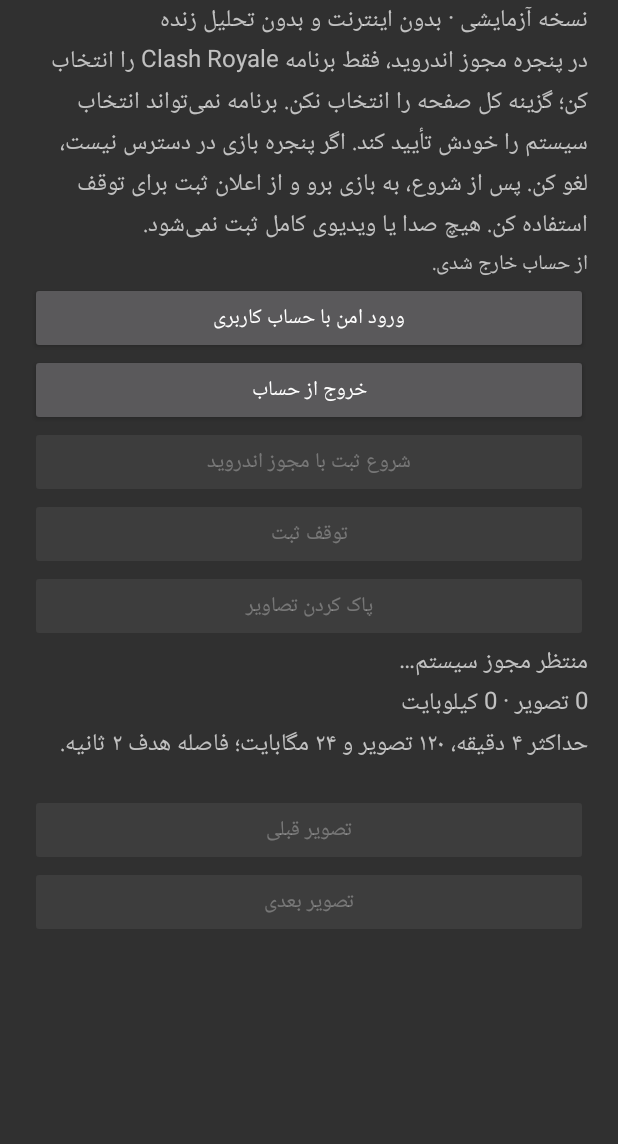
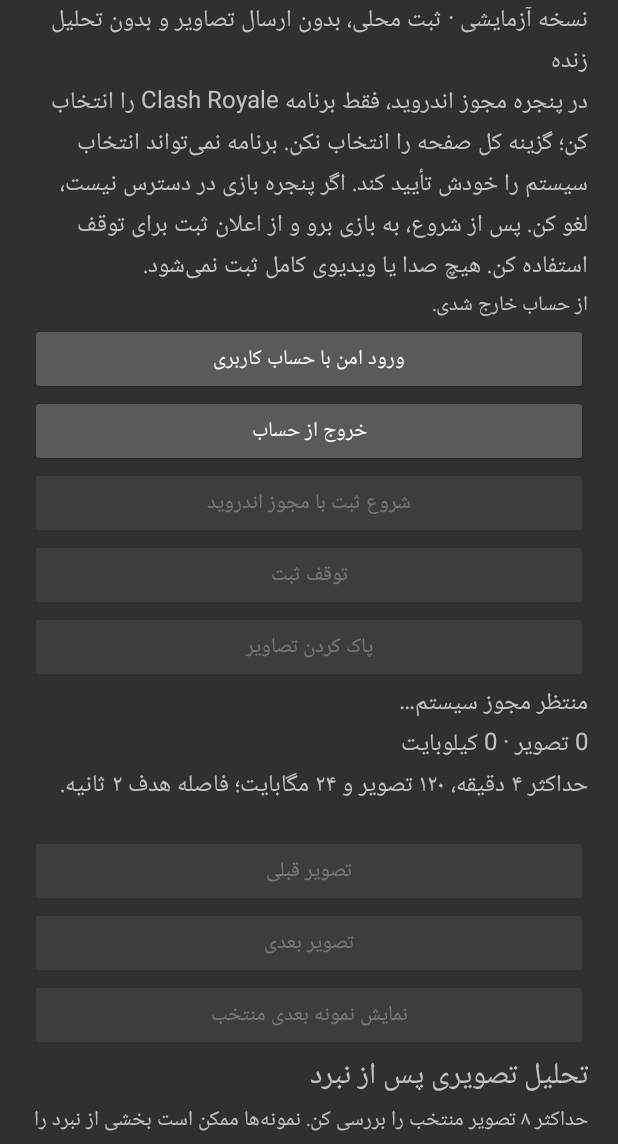
Before and after one commit to alireza-anari/clash-Royal-Companion-, an Android app: the screen it shows after launch (MainActivity), after a tap on "شروع ثبت با مجوز اندروید", on a phone screen of 412 x 824 dp, the part 92-1236 px from its top. Run offline under Robolectric (Android 15) with nearby library versions, the phone set to English and light mode, and no system bars; libraries missing offline, so code that uses them is left out: net.openid.appauth; pictures from the network do not load; 2 other taps on this screen came first.

Commit message:
Stage 17b: add Persian selected-frame review and manual read-only capability UI

```diff
--- a/android-companion/app/src/main/java/com/crc/companion/MainActivity.java
+++ b/android-companion/app/src/main/java/com/crc/companion/MainActivity.java
@@ -11,8 +11,12 @@ import android.os.*;
 import android.view.*;
 import android.widget.*;
 import java.util.List;
+import java.util.Objects;
+import java.util.concurrent.ExecutorService;
+import java.util.concurrent.Executors;
+import org.json.JSONObject;
 
-/** No login, network, overlay, automatic launch of game, or analysis while playing. */
+/** Local post-battle preview and explicit read-only service check. No image upload or live coaching. */
 public final class MainActivity extends Activity {
     private static final int NOTIFY=71, CONSENT=72;
     private final Handler handler=new Handler(Looper.getMainLooper());
@@ -25,7 +29,13 @@ public final class MainActivity extends Activity {
     private boolean permissionPending;
     private AndroidAccountSession accountSession;
     private OidcAuthClient oidcClient;
-    private TextView accountStatus;
+    private TextView accountStatus,visionStatus;
+    private Button checkVision,nextSelected;
+    private ProgressBar visionLoading;
+    private final ExecutorService visionIo=Executors.newSingleThreadExecutor();
+    private long visionGeneration;
+    private boolean visionBusy,visible;
+    private String checkedSubject;
     private final Runnable poll=new Runnable(){@Override public void run(){render();handler.postDelayed(this,500);}};
     @Override public void onCreate(Bundle saved){
         super.onCreate(saved);
@@ -42,15 +52,15 @@ public final class MainActivity extends Activity {
         });
         scroll.requestApplyInsets();
         TextView title=new TextView(this);title.setText("CRC Companion · ثبت نبرد");title.setTextSize(24);layout.addView(title);
-        TextView intro=new TextView(this);intro.setText("نسخه آزمایشی · بدون اینترنت و بدون تحلیل زنده\nدر پنجره مجوز اندروید، فقط برنامه Clash Royale را انتخاب کن؛ گزینه کل صفحه را انتخاب نکن. برنامه نمی‌تواند انتخاب سیستم را خودش تأیید کند. اگر پنجره بازی در دسترس نیست، لغو کن. پس از شروع، به بازی برو و از اعلان ثبت برای توقف استفاده کن. هیچ صدا یا ویدیوی کامل ثبت نمی‌شود.");
+        TextView intro=new TextView(this);intro.setText("نسخه آزمایشی · ثبت محلی، بدون ارسال تصاویر و بدون تحلیل زنده\nدر پنجره مجوز اندروید، فقط برنامه Clash Royale را انتخاب کن؛ گزینه کل صفحه را انتخاب نکن. برنامه نمی‌تواند انتخاب سیستم را خودش تأیید کند. اگر پنجره بازی در دسترس نیست، لغو کن. پس از شروع، به بازی برو و از اعلان ثبت برای توقف استفاده کن. هیچ صدا یا ویدیوی کامل ثبت نمی‌شود.");
         intro.setTextSize(16);layout.addView(intro);
         accountSession=new AndroidAccountSession(this);
         accountStatus=new TextView(this);accountStatus.setTextSize(14);
         accountStatus.setText(accountSession.isAuthenticated()?"حساب مستقل متصل است.":"برای اتصال حساب، ورود امن لازم است.");
         layout.addView(accountStatus);
         oidcClient=new OidcAuthClient(this,BuildConfig.CRC_BETA_BASE_URL,accountSession,accountStatus::setText,saved);
-        button(layout,"ورود امن با حساب کاربری",v->oidcClient.start());
-        button(layout,"خروج از حساب",v->oidcClient.signOut());
+        button(layout,"ورود امن با حساب کاربری",v->{resetVision();oidcClient.start();});
+        button(layout,"خروج از حساب",v->{resetVision();oidcClient.signOut();render();});
         start=button(layout,"شروع ثبت با مجوز اندروید",v->requestCapture());
         stop=button(layout,"توقف ثبت",v->stopCapture());
         clear=button(layout,"پاک کردن تصاویر",v->{if(buffer.discard()){index=0;forgetPreview();render();}});
@@ -59,14 +69,69 @@ public final class MainActivity extends Activity {
         previous=button(layout,"تصویر قبلی",v->{index=Math.max(0,index-1);render();});
         next=button(layout,"تصویر بعدی",v->{index=Math.min(buffer.summary().count()-1,index+1);render();});
         preview=new ImageView(this);preview.setAdjustViewBounds(true);preview.setContentDescription("نمونه تصویر ثبت‌شده، تحلیل نشده");layout.addView(preview,new LinearLayout.LayoutParams(-1,-2));
+        nextSelected=button(layout,"نمایش نمونه بعدی منتخب",v->showNextSelected());
+        TextView visionTitle=new TextView(this);visionTitle.setText("تحلیل تصویری پس از نبرد");
+        visionTitle.setTextSize(20);layout.addView(visionTitle);
+        TextView visionNote=new TextView(this);
+        visionNote.setText("حداکثر ۸ تصویر منتخب را بررسی کن. نمونه‌ها ممکن است بخشی از نبرد را پوشش ندهند. بررسی وضعیت سرویس فقط به حساب متصل نیاز دارد و هیچ تصویری ارسال نمی‌کند.");
+        layout.addView(visionNote);
+        visionStatus=new TextView(this);visionStatus.setAccessibilityLiveRegion(View.ACCESSIBILITY_LIVE_REGION_POLITE);
+        visionStatus.setText("وضعیت سرویس هنوز بررسی نشده است.");layout.addView(visionStatus);
+        visionLoading=new ProgressBar(this);visionLoading.setVisibility(View.GONE);
+        layout.addView(visionLoading,new LinearLayout.LayoutParams(-2,-2));
+        checkVision=button(layout,"بررسی وضعیت سرویس",v->checkVision());
+        TextView creditNote=new TextView(this);
+        creditNote.setText("اعتبار تحلیل: نامشخص\nارسال و گزارش تحلیل هنوز فعال نیستند.");
+        layout.addView(creditNote);
         setContentView(scroll);render();
     }
     private Button button(LinearLayout parent,String text,View.OnClickListener action){
         Button b=new Button(this);b.setText(text);b.setOnClickListener(action);parent.addView(b);return b;
     }
+    private void showNextSelected(){
+        List<Integer> selected=buffer.labIndices();
+        if(selected.isEmpty())return;
+        int target=selected.get(0);
+        for(int i:selected)if(i>index){target=i;break;}
+        index=target;render();
+    }
+    private void resetVision(){
+        visionGeneration++;visionBusy=false;checkedSubject=null;
+        if(visionStatus!=null)visionStatus.setText("وضعیت سرویس هنوز بررسی نشده است.");
+        if(visionLoading!=null)visionLoading.setVisibility(View.GONE);
+    }
+    private void checkVision(){
+        if(!visible||visionBusy||!accountSession.isAuthenticated())return;
+        CaptureBuffer.State state=buffer.summary().state();
+        if(state==CaptureBuffer.State.CAPTURING||state==CaptureBuffer.State.STARTING||permissionPending)return;
+        final String subject=accountSession.stableAccountSubject();
+        if(subject==null)return;
+        final long generation=++visionGeneration;
+        checkedSubject=subject;visionBusy=true;
+        visionStatus.setText("در حال بررسی وضعیت سرویس…");
+        visionLoading.setVisibility(View.VISIBLE);render();
+        visionIo.execute(()->{
+            VisionCapability.State result;
+            try{
+                VisionApiClient client=new VisionApiClient(BuildConfig.CRC_BETA_BASE_URL,accountSession);
+                VisionApiClient.Response response=client.capabilities(subject);
+                JSONObject j=response.status()==200?new JSONObject(response.json()):new JSONObject();
+                result=VisionCapability.classify(response.status(),j.opt("schema_version"),j.opt("enabled"),
+                    j.opt("upload_enabled"),j.opt("analysis_enabled"),j.opt("credits_enabled"),
+                    j.opt("account_identity_required"),j.opt("upload_consent_required"),j.opt("external_ai_consent_required"));
+            }catch(Exception e){result=VisionCapability.State.UNAVAILABLE;}
+            final VisionCapability.State stateResult=result;
+            handler.post(()->{
+                if(!visible||generation!=visionGeneration)return;
+                if(!Objects.equals(subject,accountSession.stableAccountSubject())){resetVision();render();return;}
+                visionBusy=false;visionLoading.setVisibility(View.GONE);
+                visionStatus.setText(VisionCapability.message(stateResult));render();
+            });
+        });
+    }
     private void requestCapture(){
         if(permissionPending || buffer.summary().state()!=CaptureBuffer.State.IDLE)return;
-        permissionPending=true;render();
+        resetVision();permissionPending=true;render();
         if(checkSelfPermission(Manifest.permission.POST_NOTIFICATIONS)!=PackageManager.PERMISSION_GRANTED){
             requestPermissions(new String[]{Manifest.permission.POST_NOTIFICATIONS},NOTIFY);return;
         }
@@ -107,10 +172,11 @@ public final class MainActivity extends Activity {
         if(oidcClient!=null)oidcClient.saveState(out);
         super.onSaveInstanceState(out);
     }
-    @Override protected void onResume(){super.onResume();handler.removeCallbacks(poll);handler.post(poll);}
-    @Override protected void onPause(){handler.removeCallbacks(poll);forgetPreview();super.onPause();}
+    @Override protected void onResume(){super.onResume();visible=true;handler.removeCallbacks(poll);handler.post(poll);}
+    @Override protected void onPause(){visible=false;resetVision();handler.removeCallbacks(poll);forgetPreview();super.onPause();}
     @Override protected void onDestroy(){
         handler.removeCallbacks(poll);forgetPreview();
+        visionIo.shutdownNow();
         if(oidcClient!=null)oidcClient.dispose();
         super.onDestroy();
     }
@@ -124,6 +190,9 @@ public final class MainActivity extends Activity {
         boolean ready=s.state()==CaptureBuffer.State.READY;
         start.setEnabled(!permissionPending&&s.state()==CaptureBuffer.State.IDLE);stop.setEnabled(active);
         clear.setEnabled(ready);previous.setEnabled(ready&&index>0);next.setEnabled(ready&&index<s.count()-1);
+        if(checkedSubject!=null&&!Objects.equals(checkedSubject,accountSession.stableAccountSubject()))resetVision();
+        checkVision.setEnabled(visible&&!visionBusy&&!active&&!permissionPending&&accountSession.isAuthenticated());
+        nextSelected.setEnabled(ready&&!buffer.labIndices().isEmpty());
         String label=switch(s.state()){
             case STARTING->"در حال آغاز ثبت با مجوز سیستم";
             case CAPTURING->"● ثبت فعال؛ از اعلان سیستم می‌توانی متوقف کنی.";
@@ -147,6 +216,6 @@ public final class MainActivity extends Activity {
         }
         preview.setVisibility(shown==null?View.GONE:View.VISIBLE);
         List<Integer> planned=buffer.labIndices();
-        frameLabel.setText("تصویر "+(index+1)+" از "+s.count()+" · "+(f.atMs()/1000.0)+" ثانیه از ثبت\nبازه نمونه‌ها: "+(s.spanMs()/1000.0)+" ثانیه؛ بزرگ‌ترین فاصله: "+(s.largestGapMs()/1000.0)+" ثانیه.\n"+planned.size()+" تصویر برای ارزیابی آینده انتخاب شده‌اند؛ هیچ تصویری ارسال یا تحلیل نشده است.");
+        frameLabel.setText("تصویر "+(index+1)+" از "+s.count()+" · "+(f.atMs()/1000.0)+" ثانیه از ثبت\nبازه نمونه‌ها: "+(s.spanMs()/1000.0)+" ثانیه؛ بزرگ‌ترین فاصله: "+(s.largestGapMs()/1000.0)+" ثانیه.\n"+planned.size()+" تصویر برای ارزیابی آینده انتخاب شده‌اند. "+(planned.contains(index)?"این تصویر منتخب است.":"این تصویر منتخب نیست.")+" هیچ تصویری ارسال یا تحلیل نشده است.");
     }
 }
```
